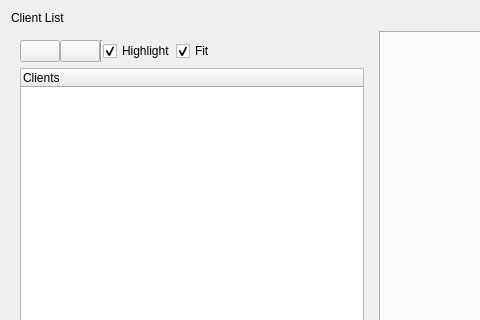
Old version of the form concert_appmanager_app/ui/appmanager_app.ui in the repository efrainra/rocon_qt_gui; both pictures show x 0 to 480 and y 0 to 320 of the 751 by 436 pixel window.
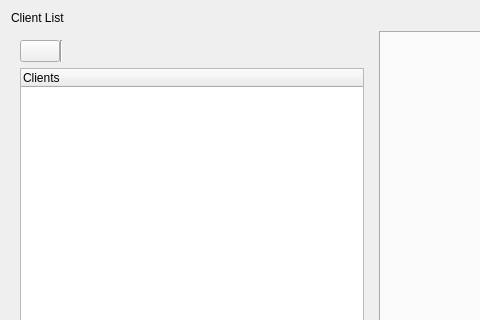
New version of the form.

Commit message: chage the client list view

Diff of the .ui file:
```diff
--- a/concert_appmanager_app/ui/appmanager_app.ui
+++ b/concert_appmanager_app/ui/appmanager_app.ui
@@ -99,13 +99,6 @@
           </property>
          </widget>
         </item>
-        <item>
-         <widget class="QPushButton" name="fit_in_view_push_button">
-          <property name="toolTip">
-           <string>Fit graph in view</string>
-          </property>
-         </widget>
-        </item>
         <item>
          <widget class="Line" name="line">
           <property name="orientation">
@@ -113,32 +106,6 @@
           </property>
          </widget>
         </item>
-        <item>
-         <widget class="QCheckBox" name="highlight_connections_check_box">
-          <property name="toolTip">
-           <string>Highlight incoming and outgoing connections on mouse over</string>
-          </property>
-          <property name="text">
-           <string>Highlight</string>
-          </property>
-          <property name="checked">
-           <bool>true</bool>
-          </property>
-         </widget>
-        </item>
-        <item>
-         <widget class="QCheckBox" name="auto_fit_graph_check_box">
-          <property name="toolTip">
-           <string>Automatically fit graph into view on update</string>
-          </property>
-          <property name="text">
-           <string>Fit</string>
-          </property>
-          <property name="checked">
-           <bool>true</bool>
-          </property>
-         </widget>
-        </item>
         <item>
          <spacer name="horizontalSpacer_2">
           <property name="orientation">
```
The commit also changes 2 other files.
